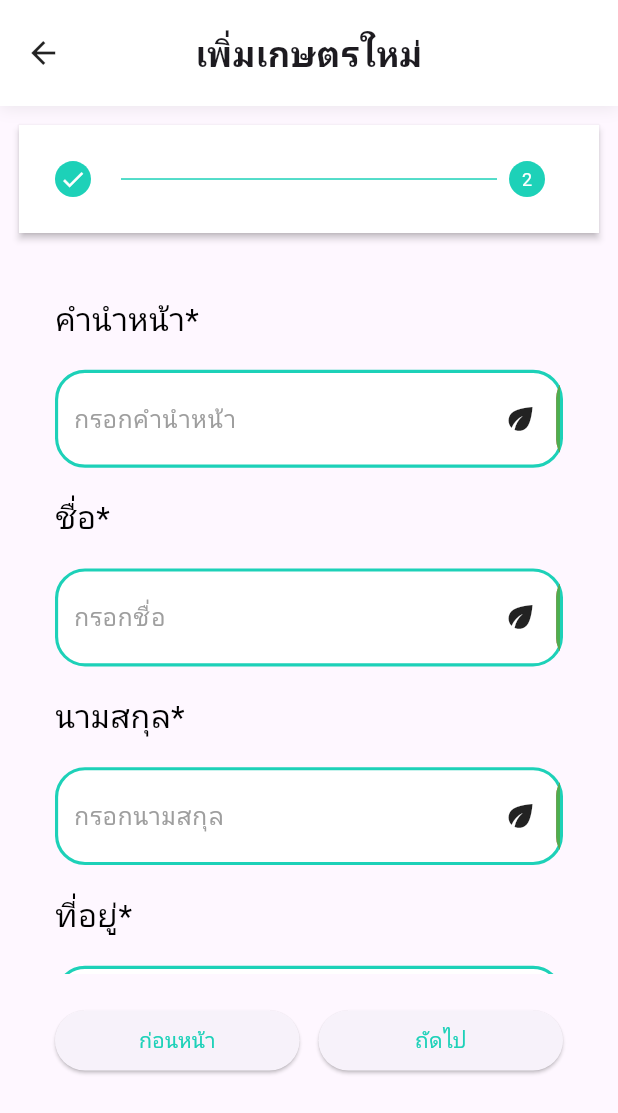
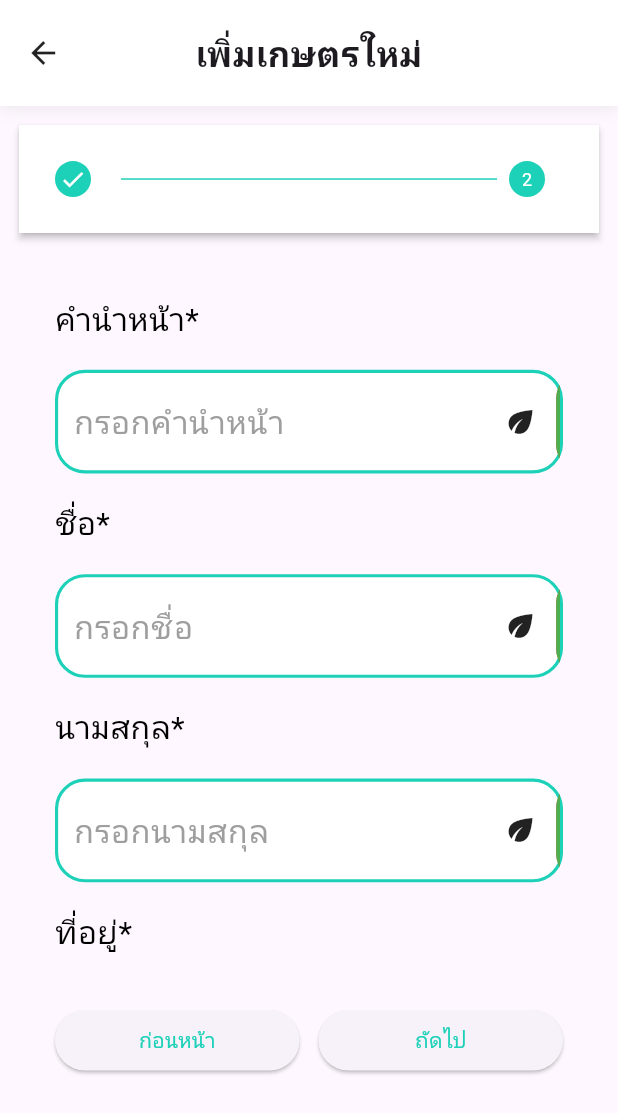
Before and after one commit to kusidol/nofirebase_cassava, a Flutter app: the CreateUserScrenn screen opened directly, on a phone screen of 412 x 824 dp. Shown: the top 1113 px of the screen. Run offline on Flutter 3.47's test engine with Material 3 defaults, Android fonts, the phone set to English and light mode, and no system bars; our stand-ins replace animated_toggle_switch, auth_buttons, badges, basic_utils, camera, carousel_slider and 26 more; missing offline and left inert: camera_web, flutter_custom_tabs, flutter_custom_tabs_web, flutter_inappwebview, flutter_toastr, geolocator_web and 7 more; accounts and stored records are empty; network calls fail; Roboto replaces fonts that are missing (OpenSans).

Commit message:
Update Label in AnimTFF(input widget)

```diff
--- a/lib/util/ui/input.dart
+++ b/lib/util/ui/input.dart
@@ -244,7 +244,9 @@ class _AnimTFFState extends State<AnimTFF> {
                           // errorText: showError,
                           border: InputBorder.none,
                           labelText: lableText,
-                          labelStyle: TextStyle(color: labelColor),
+                          labelStyle: TextStyle(
+                              color: labelColor,
+                              fontSize: sizeHeight(20, context)),
                           contentPadding:
                               EdgeInsets.all(sizeHeight(10, context))),
                       validator: validator,
@@ -268,7 +270,9 @@ class _AnimTFFState extends State<AnimTFF> {
                           // errorText: showError,
                           border: InputBorder.none,
                           labelText: lableText,
-                          labelStyle: TextStyle(color: labelColor),
+                          labelStyle: TextStyle(
+                              color: labelColor,
+                              fontSize: sizeHeight(20, context)),
                           contentPadding:
                               EdgeInsets.all(sizeHeight(10, context))),
                       validator: validator,
```
